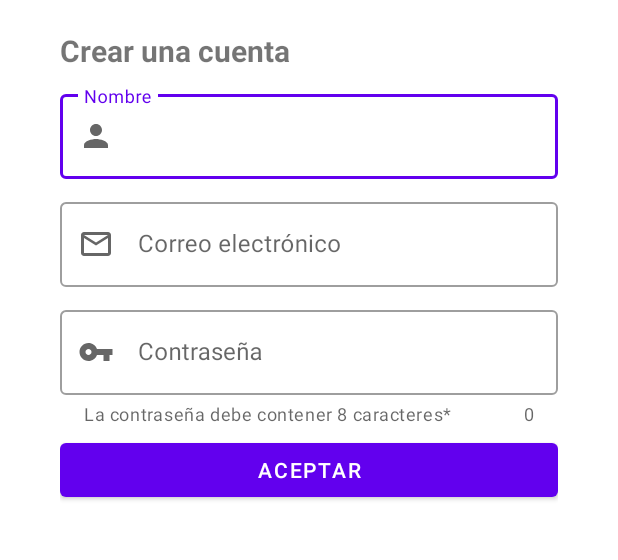
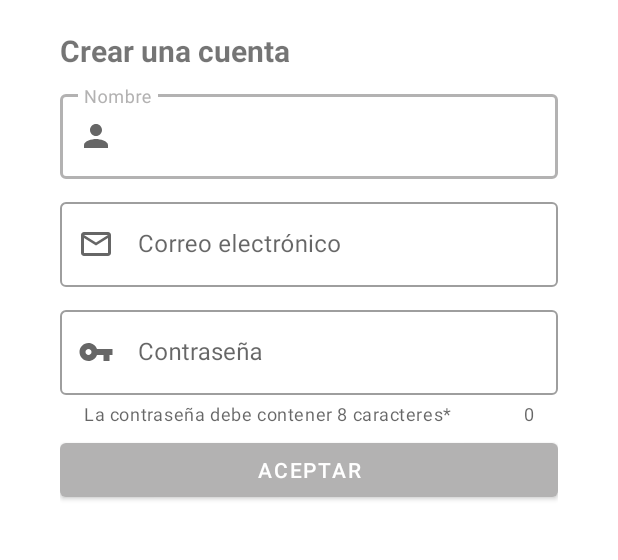
Before and after one commit to DagoPeralta94/ProjectBootcampGlobant, an Android app: the screen it shows after launch (Register), after a tap on an icon or button, on a phone screen of 412 x 824 dp, the part 158-718 px from its top. Run offline under Robolectric (Android 15) with nearby library versions, the phone set to English and light mode, and no system bars; 2 other taps on this screen came first.

Commit message:
Change colors on theme RegisterActivity

```diff
--- a/app/src/main/res/values/themes.xml
+++ b/app/src/main/res/values/themes.xml
@@ -18,7 +18,12 @@
         <item name="android:windowBackground">@drawable/splash_background</item>
     </style>
 
-    <style name="RegisterTheme" parent="Theme.MaterialComponents.DayNight.NoActionBar"/>
+    <style name="RegisterTheme" parent="Theme.MaterialComponents.DayNight.NoActionBar">
+    <item name="colorPrimary">@color/gray_imdb2</item>
+    <item name="colorPrimaryVariant">@color/gray_imdb</item>
+
+    <item name="android:statusBarColor" tools:targetApi="l">?attr/colorPrimaryVariant</item>
+    </style>
 
     <style name="NavigationTheme" parent="Theme.MaterialComponents.DayNight"/>
 
```
